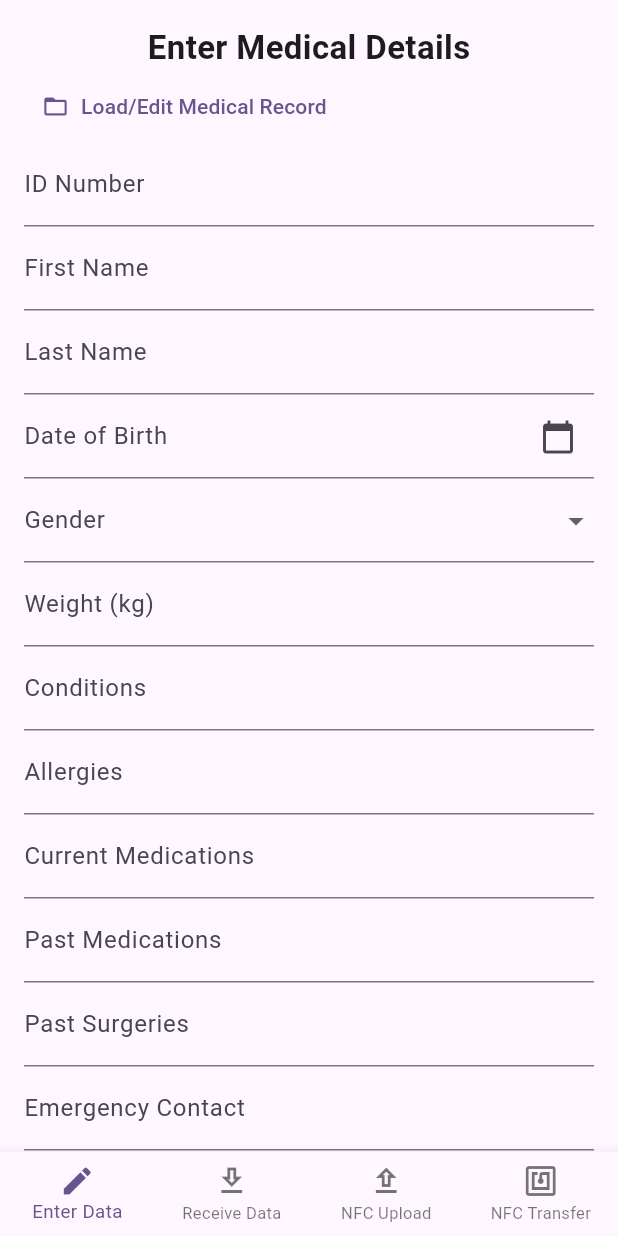
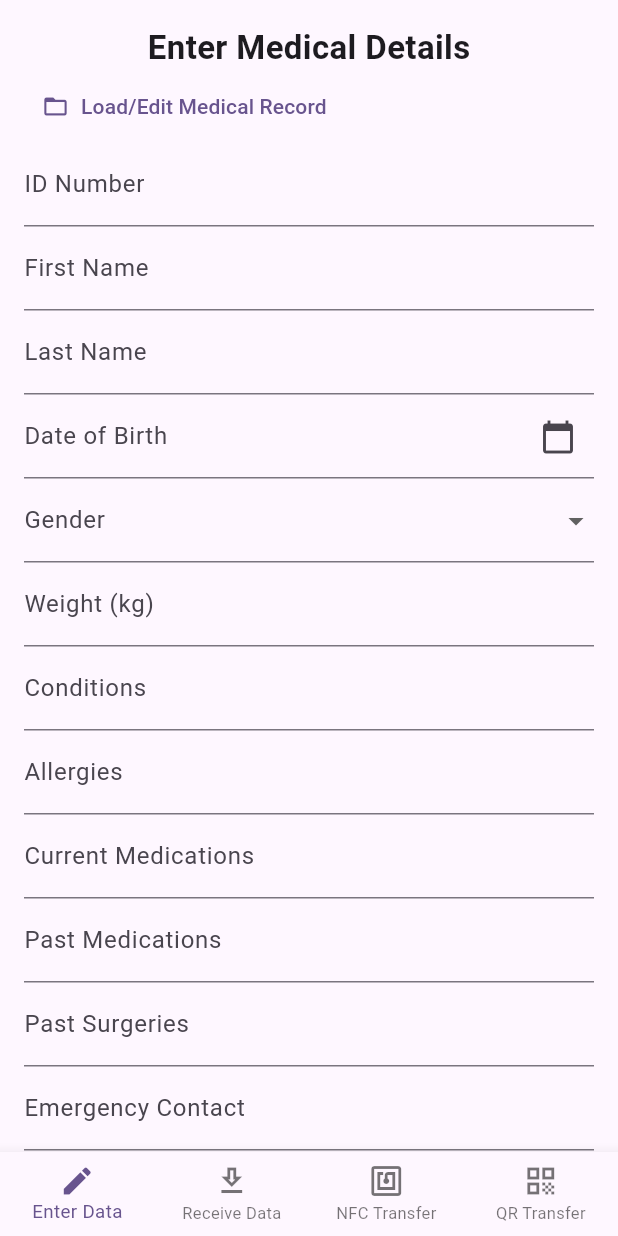
Before and after one commit to Yasin-Ahmed-Kamal-Khan/nfc_app, a Flutter app: the screen it shows after launch, on a phone screen of 412 x 824 dp. Run offline on Flutter 3.47's test engine with Material 3 defaults, Android fonts, the phone set to English and light mode, and no system bars; our stand-ins replace file_picker, qr_flutter; missing offline and left inert: mobile_scanner, nfc_manager, nfc_manager_ndef; accounts and stored records are empty.

Commit message:
Correct tab names and refactor file names

```diff
--- a/lib/app.dart
+++ b/lib/app.dart
@@ -24,14 +24,14 @@ class _AppState extends State<App> {
       activeIcon: Icons.download,
     ),
     TabItem(
-      title: 'NFC Upload',
-      icon: Icons.upload_outlined,
-      activeIcon: Icons.upload,
-    ),
-    TabItem(
       title: 'NFC Transfer',
       icon: Icons.nfc_outlined,
       activeIcon: Icons.nfc,
+    ),
+    TabItem(
+      title: 'QR Transfer',
+      icon: Icons.qr_code_outlined,
+      activeIcon: Icons.qr_code,
     ),
   ];
 
--- a/lib/screens/screens.dart
+++ b/lib/screens/screens.dart
@@ -1,4 +1,4 @@
 export 'enter_data_tab.dart';
-export 'nfc_reader_tab.dart';
+export 'nfc_qr_reader_tab.dart';
 export 'json_transmit_tab.dart';
-export 'write_to_nfc_card.dart';
+export 'json_qr_tab.dart';
```
Also changed, not shown: lib/screens/json_qr_tab.dart (renamed from lib/screens/write_to_nfc_card.dart), lib/screens/nfc_qr_reader_tab.dart (renamed from lib/screens/nfc_reader_tab.dart).
